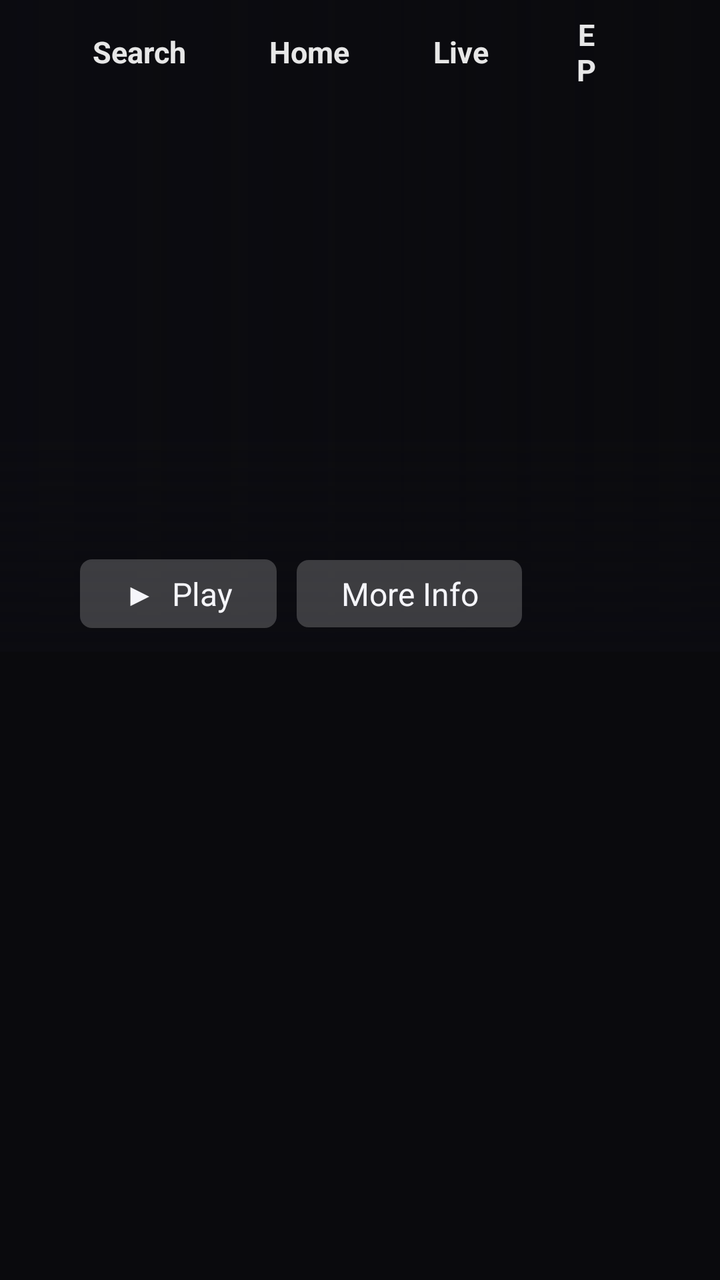
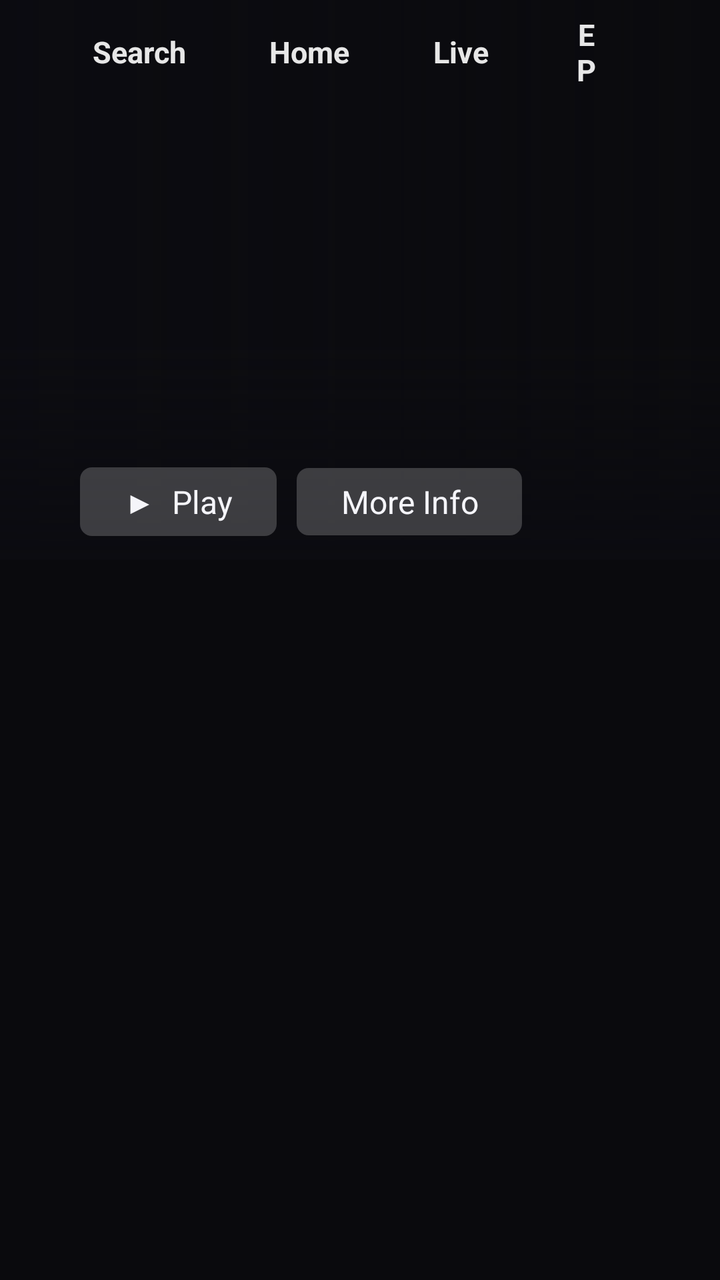

An Android layout rendered at two revisions. The XML below is the earlier revision; the diff shows what the commit changed to produce the second picture.
<!-- AndroidManifest.xml: application theme Theme.Pstv -->
<!-- res/layout/activity_home.xml -->
<?xml version="1.0" encoding="utf-8"?>
<FrameLayout xmlns:android="http://schemas.android.com/apk/res/android"
    android:layout_width="match_parent"
    android:layout_height="match_parent"
    android:background="@color/bg">

    
    <LinearLayout
        android:id="@+id/page_rows"
        android:layout_width="match_parent"
        android:layout_height="match_parent"
        android:orientation="vertical">

        <FrameLayout
            android:id="@+id/hero_area"
            android:layout_width="match_parent"
            android:layout_height="326dp">

            <ImageView android:id="@+id/hero_a" android:layout_width="match_parent" android:layout_height="match_parent" android:scaleType="centerCrop" />
            <ImageView android:id="@+id/hero_b" android:layout_width="match_parent" android:layout_height="match_parent" android:alpha="0" android:scaleType="centerCrop" />
            <View android:layout_width="match_parent" android:layout_height="match_parent" android:background="@drawable/scrim_left" />
            <View android:layout_width="match_parent" android:layout_height="110dp" android:layout_gravity="bottom" android:background="@drawable/scrim_bottom" />

            <LinearLayout
                android:layout_width="520dp"
                android:layout_height="match_parent"
                android:gravity="bottom"
                android:orientation="vertical"
                android:paddingBottom="12dp"
                android:paddingLeft="40dp">

                <TextView android:id="@+id/hero_title" android:layout_width="match_parent" android:layout_height="wrap_content" android:ellipsize="end" android:maxLines="2" android:textColor="@color/text" android:textSize="26sp" android:textStyle="bold" />
                <LinearLayout android:layout_width="wrap_content" android:layout_height="wrap_content" android:layout_marginTop="6dp" android:orientation="horizontal">
                    <TextView android:id="@+id/hero_c1" style="@style/Chip" android:layout_width="wrap_content" android:layout_height="wrap_content" />
                    <TextView android:id="@+id/hero_c2" style="@style/Chip" android:layout_width="wrap_content" android:layout_height="wrap_content" />
                    <TextView android:id="@+id/hero_c3" style="@style/Chip" android:layout_width="wrap_content" android:layout_height="wrap_content" />
                </LinearLayout>
                <TextView android:id="@+id/hero_desc" android:layout_width="match_parent" android:layout_height="wrap_content" android:layout_marginTop="6dp" android:ellipsize="end" android:maxLines="3" android:textColor="@color/text" android:textSize="13sp" />
                <LinearLayout android:layout_width="wrap_content" android:layout_height="wrap_content" android:layout_marginTop="10dp" android:orientation="horizontal">
                    <TextView android:id="@+id/hero_play" style="@style/Btn" android:layout_width="wrap_content" android:layout_height="wrap_content" android:layout_marginRight="10dp" android:paddingBottom="6dp" android:paddingTop="6dp" android:text="▶  Play" />
                    <TextView android:id="@+id/hero_more" style="@style/Btn" android:layout_width="wrap_content" android:layout_height="wrap_content" android:paddingBottom="6dp" android:paddingTop="6dp" android:text="More Info" />
                </LinearLayout>
            </LinearLayout>
        </FrameLayout>

        <androidx.recyclerview.widget.RecyclerView
            android:id="@+id/rows"
            android:layout_width="match_parent"
            android:layout_height="0dp"
            android:layout_weight="1"
            android:clipChildren="false"
            android:clipToPadding="false" />
    </LinearLayout>

    
    <LinearLayout
        android:id="@+id/page_live"
        android:layout_width="match_parent"
        android:layout_height="match_parent"
        android:orientation="horizontal"
        android:paddingTop="60dp"
        android:visibility="gone">

        <androidx.recyclerview.widget.RecyclerView
            android:id="@+id/live_cats"
            android:layout_width="290dp"
            android:layout_height="match_parent"
            android:clipToPadding="false"
            android:paddingBottom="20dp"
            android:paddingLeft="28dp"
            android:paddingRight="12dp" />

        <androidx.recyclerview.widget.RecyclerView
            android:id="@+id/live_grid"
            android:layout_width="0dp"
            android:layout_height="match_parent"
            android:layout_weight="1"
            android:clipChildren="false"
            android:clipToPadding="false"
            android:paddingBottom="20dp"
            android:paddingLeft="12dp"
            android:paddingTop="8dp" />
    </LinearLayout>

    
    <LinearLayout
        android:id="@+id/page_epg"
        android:layout_width="match_parent"
        android:layout_height="match_parent"
        android:orientation="vertical"
        android:paddingTop="56dp"
        android:visibility="gone">

        <FrameLayout android:id="@+id/epg_head" android:layout_width="match_parent" android:layout_height="26dp" />
        <TextView
            android:id="@+id/epg_msg"
            android:layout_width="match_parent"
            android:layout_height="wrap_content"
            android:padding="40dp"
            android:textColor="@color/text_dim"
            android:textSize="15sp"
            android:visibility="gone" />
        <androidx.recyclerview.widget.RecyclerView
            android:id="@+id/epg_rows"
            android:layout_width="match_parent"
            android:layout_height="0dp"
            android:layout_weight="1"
            android:clipChildren="false" />
    </LinearLayout>

    
    <LinearLayout
        android:id="@+id/tabs"
        android:layout_width="match_parent"
        android:layout_height="52dp"
        android:gravity="center_vertical"
        android:orientation="horizontal"
        android:paddingLeft="28dp"
        android:paddingRight="36dp">

        <TextView style="@style/Tab" android:layout_width="wrap_content" android:layout_height="wrap_content" android:layout_marginRight="6dp" android:text="Search" />
        <TextView style="@style/Tab" android:layout_width="wrap_content" android:layout_height="wrap_content" android:layout_marginRight="6dp" android:text="Home" />
        <TextView style="@style/Tab" android:layout_width="wrap_content" android:layout_height="wrap_content" android:layout_marginRight="6dp" android:text="Live" />
        <TextView style="@style/Tab" android:layout_width="wrap_content" android:layout_height="wrap_content" android:layout_marginRight="6dp" android:text="EPG" />
        <TextView style="@style/Tab" android:layout_width="wrap_content" android:layout_height="wrap_content" android:layout_marginRight="6dp" android:text="Movies" />
        <TextView style="@style/Tab" android:layout_width="wrap_content" android:layout_height="wrap_content" android:text="TV shows" />

        <TextView
            android:id="@+id/status"
            android:layout_width="0dp"
            android:layout_height="wrap_content"
            android:layout_marginLeft="12dp"
            android:layout_marginRight="12dp"
            android:layout_weight="1"
            android:ellipsize="end"
            android:gravity="right"
            android:maxLines="1"
            android:shadowColor="#000000"
            android:shadowRadius="4"
            android:textColor="@color/text"
            android:textSize="12sp" />

        <TextView android:id="@+id/nav_settings" style="@style/Tab" android:layout_width="wrap_content" android:layout_height="wrap_content" android:text="Settings" />
    </LinearLayout>
</FrameLayout>
<!-- resources referenced by this layout -->
<resources>
  <color name="bg">#0A0A0D</color>
  <color name="text">#F5F5FA</color>
  <color name="text_dim">#A3A3B5</color>
  <!-- drawable scrim_bottom (drawable) -->
  <?xml version="1.0" encoding="utf-8"?>
  <shape xmlns:android="http://schemas.android.com/apk/res/android" android:shape="rectangle">
      <gradient android:angle="90" android:startColor="#FF0B0B10" android:endColor="#000B0B10" />
  </shape>
  <!-- drawable scrim_left (drawable) -->
  <?xml version="1.0" encoding="utf-8"?>
  <shape xmlns:android="http://schemas.android.com/apk/res/android" android:shape="rectangle">
      <gradient android:angle="0" android:startColor="#F00B0B10" android:centerColor="#900B0B10" android:endColor="#000B0B10" />
  </shape>
  <style name="Btn">
          <item name="android:focusable">true</item>
          <item name="android:clickable">true</item>
          <item name="android:background">@drawable/btn_bg</item>
          <item name="android:textColor">@color/text</item>
          <item name="android:textSize">16sp</item>
          <item name="android:gravity">center</item>
          <item name="android:paddingLeft">22dp</item>
          <item name="android:paddingRight">22dp</item>
          <item name="android:paddingTop">9dp</item>
          <item name="android:paddingBottom">9dp</item>
      </style>
  <style name="Theme.Pstv" parent="@android:style/Theme.Material.NoActionBar">
          <item name="android:windowBackground">@color/bg</item>
          <item name="android:colorBackground">@color/bg</item>
          <item name="android:colorAccent">@color/accent</item>
          <item name="android:textColorPrimary">@color/text</item>
          <item name="android:textColorSecondary">@color/text_dim</item>
          <item name="android:alertDialogTheme">@style/Theme.Pstv.Dialog</item>
          <item name="android:windowAnimationStyle">@null</item>
      </style>
  <!-- drawable btn_bg (drawable) -->
  <?xml version="1.0" encoding="utf-8"?>
  <selector xmlns:android="http://schemas.android.com/apk/res/android">
      <item android:state_focused="true">
          <shape android:shape="rectangle">
              <solid android:color="#7C5CFF" />
              <corners android:radius="6dp" />
          </shape>
      </item>
      <item>
          <shape android:shape="rectangle">
              <solid android:color="#33FFFFFF" />
              <corners android:radius="6dp" />
          </shape>
      </item>
  </selector>
  <!-- drawable chip_bg (drawable) -->
  <?xml version="1.0" encoding="utf-8"?>
  <shape xmlns:android="http://schemas.android.com/apk/res/android" android:shape="rectangle">
      <solid android:color="#55000000" />
      <stroke android:width="1dp" android:color="#99FFFFFF" />
      <corners android:radius="5dp" />
  </shape>
  <!-- drawable tab_text (drawable) -->
  <?xml version="1.0" encoding="utf-8"?>
  <selector xmlns:android="http://schemas.android.com/apk/res/android">
      <item android:state_focused="true" android:color="#11111A" />
      <item android:state_activated="true" android:color="#FFFFFF" />
      <item android:color="#E6FFFFFF" />
  </selector>
  <color name="accent">#7C5CFF</color>
  <style name="Theme.Pstv.Dialog" parent="@android:style/Theme.Material.Dialog.Alert">
          <item name="android:colorBackground">@color/surface</item>
          <item name="android:colorAccent">@color/accent</item>
          <item name="android:textColorPrimary">@color/text</item>
          <item name="android:textColorSecondary">@color/text_dim</item>
      </style>
  <color name="surface">#14141A</color>
  <!-- unchanged entries left out for length: 3 -->
</resources>

<!-- the commit's change to res/layout/activity_home.xml (unified diff, before → after) -->
@@ -14,7 +14,7 @@
         <FrameLayout
             android:id="@+id/hero_area"
             android:layout_width="match_parent"
-            android:layout_height="326dp">
+            android:layout_height="280dp">
 
             <ImageView android:id="@+id/hero_a" android:layout_width="match_parent" android:layout_height="match_parent" android:scaleType="centerCrop" />
             <ImageView android:id="@+id/hero_b" android:layout_width="match_parent" android:layout_height="match_parent" android:alpha="0" android:scaleType="centerCrop" />
